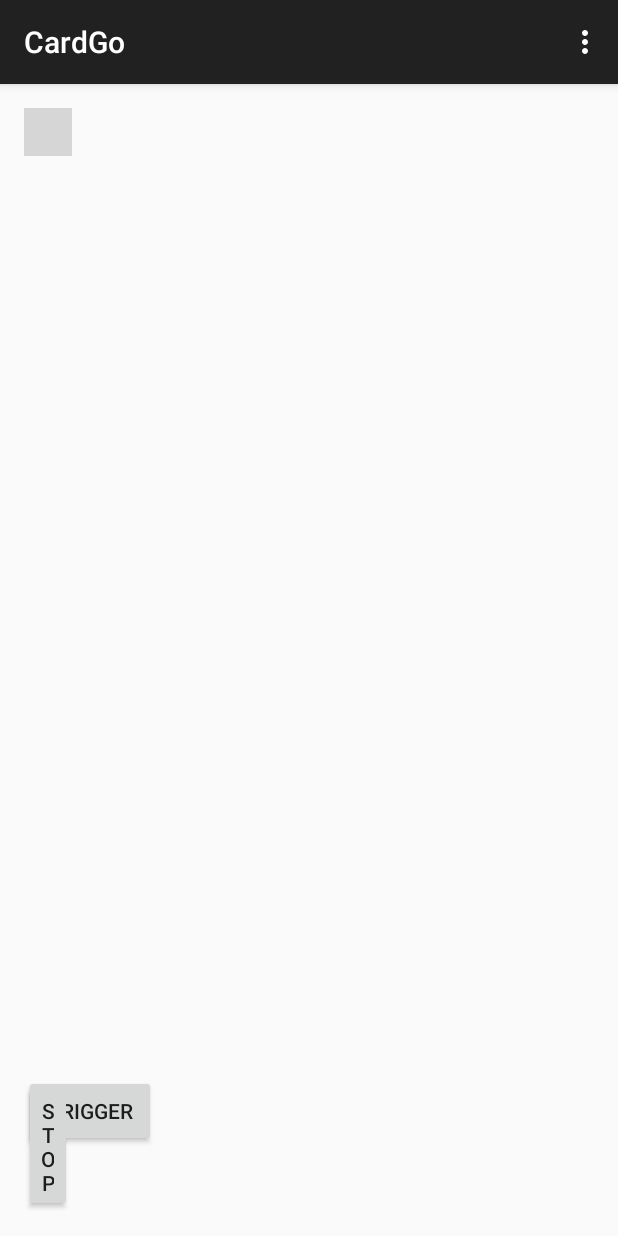
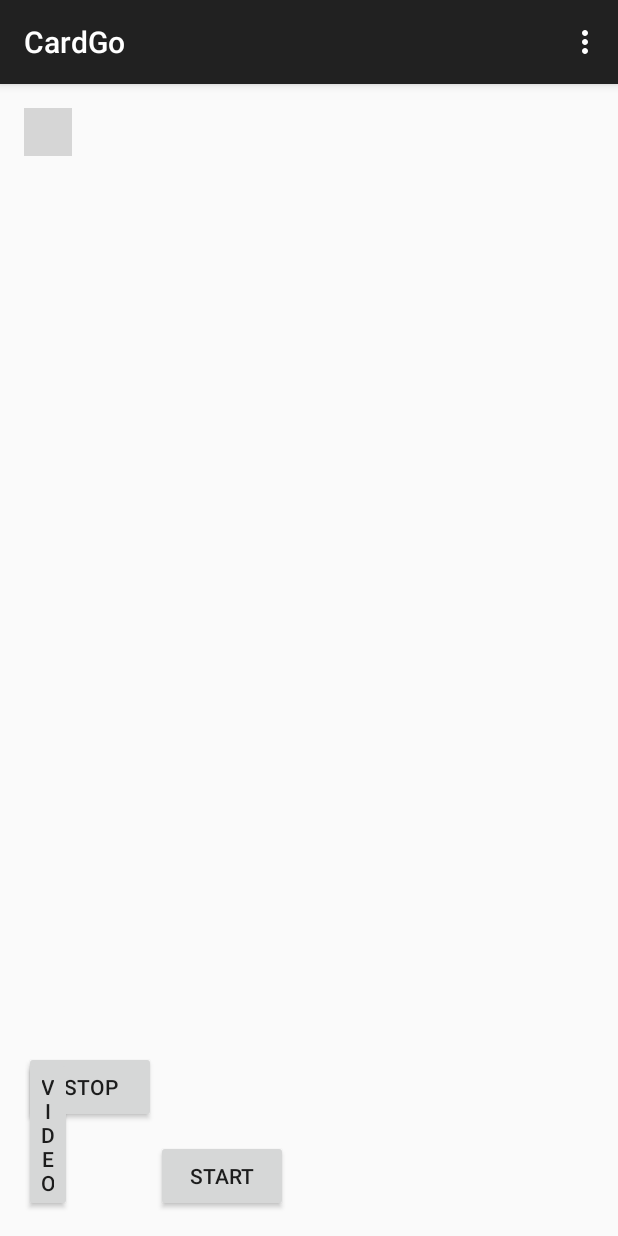
Before and after one commit to doJester13/CardGo, an Android app: the screen it shows after launch (MainActivity), on a phone screen of 412 x 824 dp. Run offline under Robolectric (Android 15) with nearby library versions, the phone set to English and light mode, and no system bars; libraries missing offline, so code that uses them is left out: com.loopj.android, cz.msebera.android, io.vov.vitamio; plain views replace VideoView; 6 statements that could not run were skipped; grey boxes are pictures that could not be loaded.

Commit message:
added stop button

```diff
--- a/app/src/main/java/com/erikminarini/cardgo/MainActivity.java
+++ b/app/src/main/java/com/erikminarini/cardgo/MainActivity.java
@@ -45,6 +45,8 @@ public class MainActivity extends AppCompatActivity {
 
     Button trig;
     Button stop;
+    Button go;
+
 
     @Override
     protected void onCreate(Bundle savedInstanceState) {
@@ -81,7 +83,7 @@ public class MainActivity extends AppCompatActivity {
 
         //final MediaPlayer mediaPlayer = new MediaPlayer();
 
-        trig = (Button) findViewById(R.id.button);
+        trig = (Button) findViewById(R.id.button2);
         trig.setOnClickListener(new View.OnClickListener() {
             @Override
             public void onClick(View v) {
@@ -90,8 +92,17 @@ public class MainActivity extends AppCompatActivity {
             }
         });
 
-        stop = (Button) findViewById(R.id.button2);
+        stop = (Button) findViewById(R.id.button);
         stop.setOnClickListener(new View.OnClickListener() {
+            @Override
+            public void onClick(View v) {
+                request(START);
+
+            }
+        });
+
+        go = (Button) findViewById(R.id.button3);
+        go.setOnClickListener(new View.OnClickListener() {
             @Override
             public void onClick(View v) {
                 /*try {
--- a/app/src/main/res/layout/activity_main.xml
+++ b/app/src/main/res/layout/activity_main.xml
@@ -15,7 +15,7 @@
     <Button
         android:layout_width="wrap_content"
         android:layout_height="wrap_content"
-        android:text="Trigger"
+        android:text="stop"
         android:id="@+id/button"
         android:layout_alignBaseline="@+id/button2"
         android:layout_alignBottom="@+id/button2"
@@ -25,10 +25,19 @@
     <Button
         android:layout_width="wrap_content"
         android:layout_height="wrap_content"
-        android:text="STOP"
+        android:text="video"
         android:id="@+id/button2"
         android:layout_alignParentBottom="true"
         android:layout_alignRight="@+id/surface_view"
         android:layout_alignEnd="@+id/surface_view" />
 
+    <Button
+        android:layout_width="wrap_content"
+        android:layout_height="wrap_content"
+        android:text="start"
+        android:id="@+id/button3"
+        android:layout_alignParentBottom="true"
+        android:layout_toRightOf="@+id/button"
+        android:layout_toEndOf="@+id/button" />
+
 </RelativeLayout>
```
